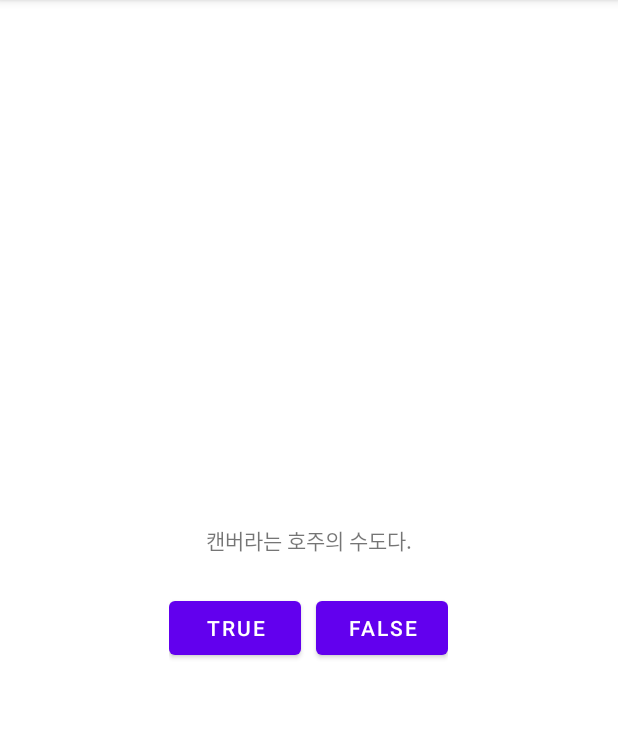
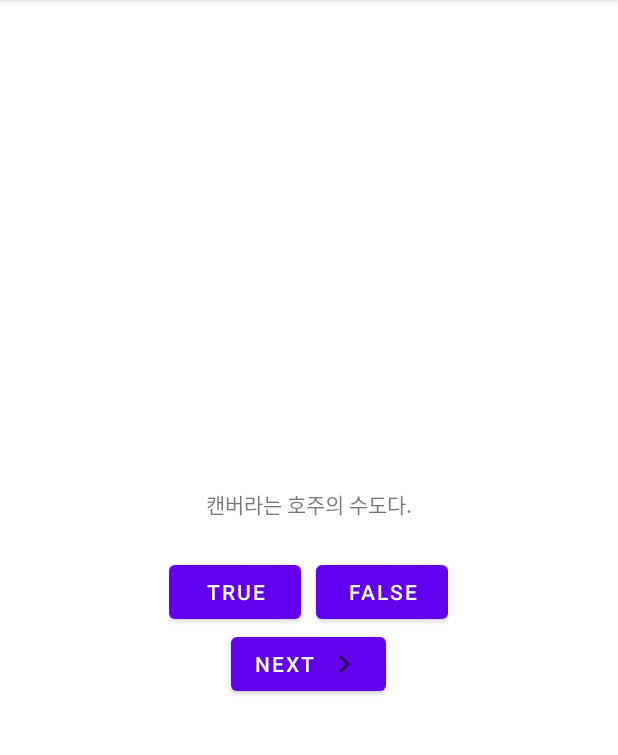
Before and after one commit to GideokLee/Android-Programming, an Android app: the screen it shows after launch (MainActivity), after a tap on "TRUE", on a phone screen of 412 x 824 dp, the part 84-839 px from its top. Run offline under Robolectric (Android 15) with nearby library versions, the phone set to English and light mode, and no system bars.

Commit message:
질문 리스트, next 버튼 구현

```diff
--- a/GeoQuiz/app/src/main/java/com/kiddo/geoquiz/MainActivity.kt
+++ b/GeoQuiz/app/src/main/java/com/kiddo/geoquiz/MainActivity.kt
@@ -4,12 +4,25 @@ import androidx.appcompat.app.AppCompatActivity
 import android.os.Bundle
 import android.view.View
 import android.widget.Button
+import android.widget.TextView
 import android.widget.Toast
 
 class MainActivity : AppCompatActivity() {
 
     private lateinit var trueButton: Button
     private lateinit var falseButton: Button
+    private lateinit var nextButton : Button
+    private lateinit var questionTextView: TextView
+
+    private val questionBank = listOf(
+        Question(R.string.question_australia, true),
+        Question(R.string.question_africa, true),
+        Question(R.string.question_americas,true),
+        Question(R.string.question_asia, true),
+        Question(R.string.question_oceans, true)
+    )
+
+    private var currentIndex = 0
 
     override fun onCreate(savedInstanceState: Bundle?) {
         super.onCreate(savedInstanceState)
@@ -17,22 +30,39 @@ class MainActivity : AppCompatActivity() {
 
         trueButton = findViewById(R.id.true_button)
         falseButton = findViewById(R.id.false_button)
+        nextButton = findViewById(R.id.next_button)
+        questionTextView = findViewById(R.id.question_text_view)
+
+        nextButton.setOnClickListener{
+            currentIndex = (currentIndex + 1) % questionBank.size
+            updateQuestion()
+        }
 
         trueButton.setOnClickListener{ view: View ->
-            Toast.makeText(
-                this,
-                R.string.correct_toast,
-                Toast.LENGTH_SHORT
-            ).show()
+            checkAnswer(true)
         }
 
         falseButton.setOnClickListener{ view: View->
-            Toast.makeText(
-                this,
-                R.string.incorrect_toast,
-                Toast.LENGTH_SHORT
-            ).show()
+            checkAnswer(false)
         }
 
+        updateQuestion()
+    }
+
+    private fun updateQuestion(){
+        val questionTextResId = questionBank[currentIndex].textResId
+        questionTextView.setText(questionTextResId)
+    }
+
+    private fun checkAnswer(userAnswer : Boolean){
+        val correctAnswer = questionBank[currentIndex].answer
+
+        val messageResId = if (userAnswer == correctAnswer){
+            R.string.correct_toast
+        }else{
+            R.string.incorrect_toast
+        }
+
+        Toast.makeText(this, messageResId,Toast.LENGTH_SHORT).show()
     }
 }
--- /dev/null
+++ b/GeoQuiz/app/src/main/java/com/kiddo/geoquiz/Question.kt
@@ -0,0 +1,7 @@
+package com.kiddo.geoquiz
+
+import androidx.annotation.StringRes
+
+data class Question(@StringRes val textResId: Int, val answer : Boolean) {
+
+}
--- /dev/null
+++ b/GeoQuiz/app/src/main/res/drawable/ic_baseline_chevron_right_24.xml
@@ -0,0 +1,10 @@
+<vector xmlns:android="http://schemas.android.com/apk/res/android"
+    android:width="24dp"
+    android:height="24dp"
+    android:viewportWidth="24"
+    android:viewportHeight="24"
+    android:tint="?attr/colorControlNormal">
+  <path
+      android:fillColor="@android:color/white"
+      android:pathData="M10,6L8.59,7.41 13.17,12l-4.58,4.59L10,18l6,-6z"/>
+</vector>
--- a/GeoQuiz/app/src/main/res/layout/activity_main.xml
+++ b/GeoQuiz/app/src/main/res/layout/activity_main.xml
@@ -1,15 +1,18 @@
 <?xml version="1.0" encoding="utf-8"?>
 <LinearLayout xmlns:android="http://schemas.android.com/apk/res/android"
+    xmlns:tools="http://schemas.android.com/tools"
     android:layout_width="match_parent"
     android:layout_height="match_parent"
     android:gravity="center"
     android:orientation="vertical">
 
     <TextView
+        android:id="@+id/question_text_view"
         android:layout_width="wrap_content"
         android:layout_height="wrap_content"
         android:padding="24dp"
-        android:text="@string/question_text" />
+        android:gravity="center"
+        tools:text="@string/question_australia"/>
 
     <LinearLayout
         android:layout_width="wrap_content"
@@ -29,4 +32,12 @@
             android:layout_height="wrap_content"
             android:text="@string/false_button" />
     </LinearLayout>
+
+    <Button
+        android:id="@+id/next_button"
+        android:layout_width="wrap_content"
+        android:layout_height="wrap_content"
+        android:text="@string/next_button"
+        android:drawableEnd="@drawable/ic_baseline_chevron_right_24"
+        android:drawablePadding="4dp"/>
 </LinearLayout>
--- a/GeoQuiz/app/src/main/res/values/strings.xml
+++ b/GeoQuiz/app/src/main/res/values/strings.xml
@@ -1,8 +1,13 @@
 <resources>
     <string name="app_name">GeoQuiz</string>
-    <string name="question_text">캔버라는 호주의 수도다.</string>
+    <string name="question_australia">캔버라는 호주의 수도다.</string>
+    <string name="question_oceans">태평양은 대서양보다 더 크다.</string>
+    <string name="question_africa">나일강은 이집트에서 시작된다.</string>
+    <string name="question_americas">아마존강은 아메리카 대륙에서 가장 긴 강이다.</string>
+    <string name="question_asia">바이칼 호수는 세계에서 가장 오래되고 가장 깊은 담수호다.</string>
     <string name="true_button">True</string>
     <string name="false_button">False</string>
     <string name="correct_toast">정답!</string>
     <string name="incorrect_toast">틀렸음!</string>
+    <string name="next_button">Next</string>
 </resources>
```
